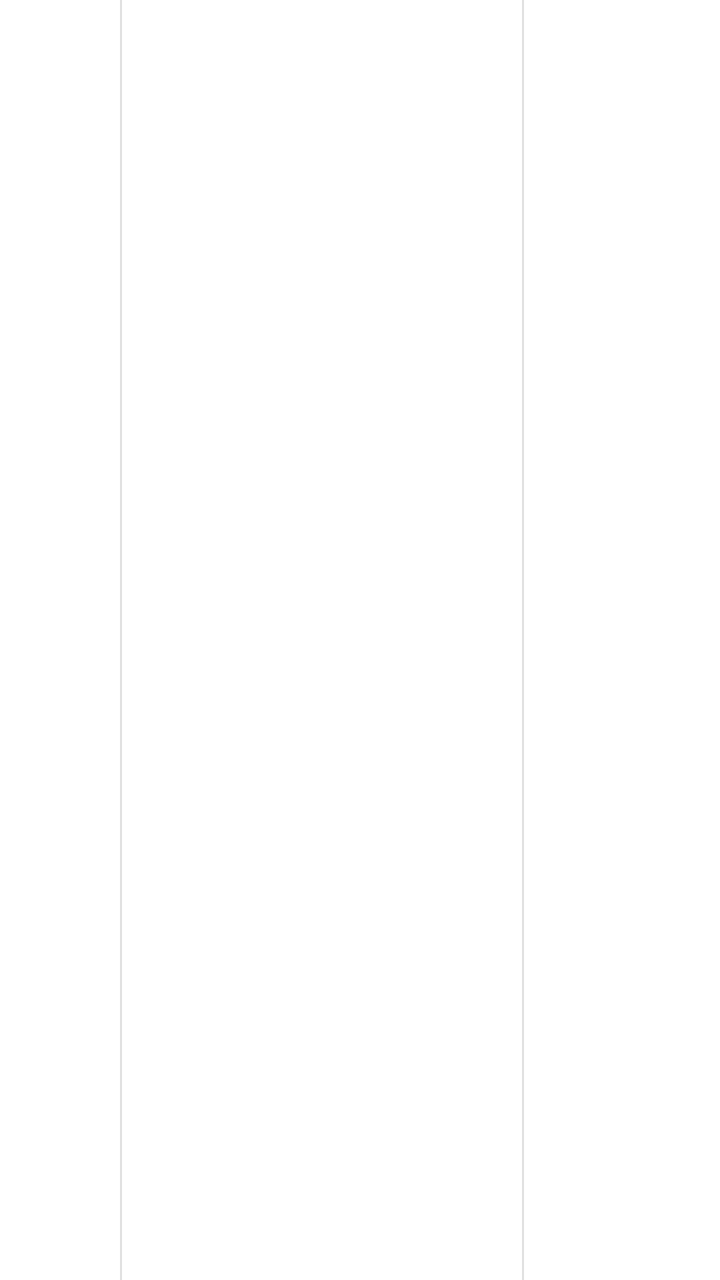
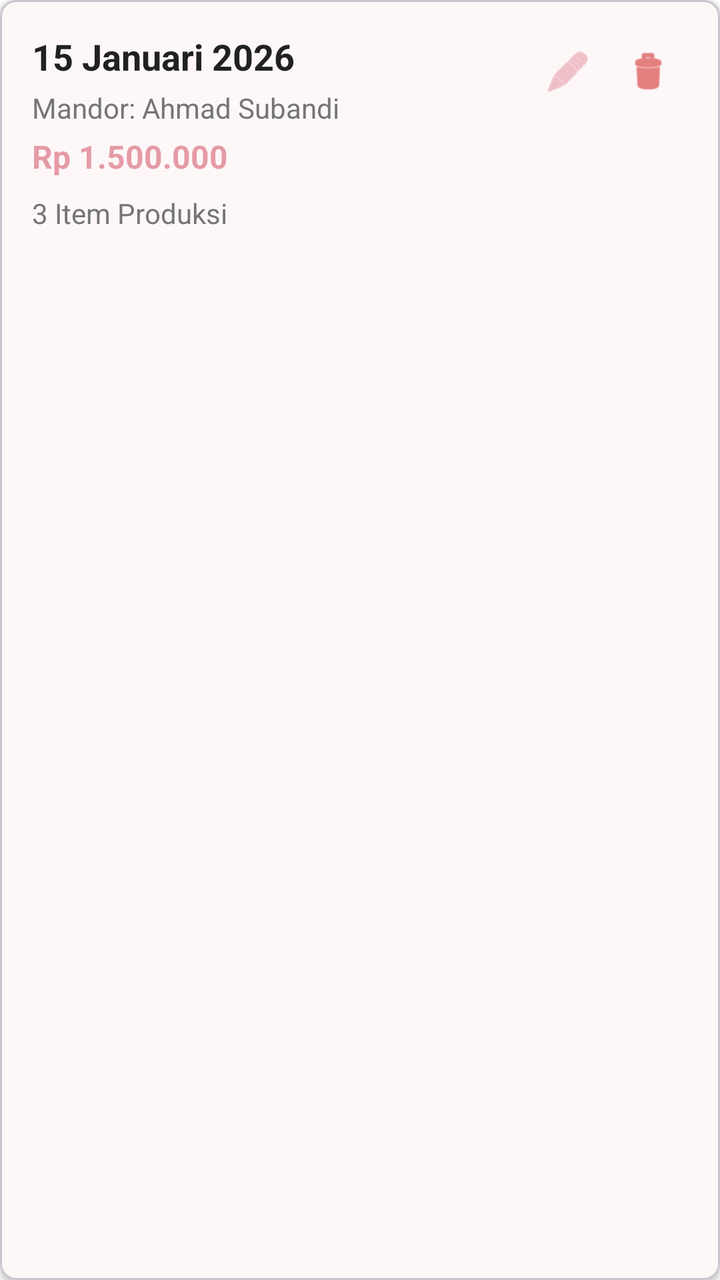

Compare the two renders of this Android layout. The source of the first and the diff that turns it into the second are given below.
<!-- AndroidManifest.xml: application theme Theme.SIMPRO -->
<!-- res/layout/item_produksi.xml -->
<?xml version="1.0" encoding="utf-8"?>
<LinearLayout
    xmlns:android="http://schemas.android.com/apk/res/android"
    android:layout_width="match_parent"
    android:layout_height="wrap_content"
    android:orientation="vertical"
    android:background="?attr/selectableItemBackground">

    
    <LinearLayout
        android:layout_width="match_parent"
        android:layout_height="wrap_content"
        android:orientation="horizontal"
        android:minHeight="56dp"
        android:gravity="center_vertical"
        android:background="#FFFFFF">

        
        <TextView
            android:id="@+id/tvNo"
            android:layout_width="60dp"
            android:layout_height="match_parent"
            android:textSize="14sp"
            android:textColor="#212121"
            android:gravity="center"
            android:paddingVertical="12dp"
            android:paddingHorizontal="8dp" />

        <View android:layout_width="1dp" android:layout_height="match_parent" android:background="#E0E0E0"/>

        
        <TextView
            android:id="@+id/tvTanggal"
            android:layout_width="200dp"
            android:layout_height="match_parent"
            android:textSize="14sp"
            android:textColor="#212121"
            android:gravity="center"
            android:paddingVertical="12dp" />

        <View android:layout_width="1dp" android:layout_height="match_parent" android:background="#E0E0E0"/>

        
        <TextView
            android:id="@+id/tvBarang"
            android:layout_width="270dp"
            android:layout_height="match_parent"
            android:textSize="14sp"
            android:textColor="#212121"
            android:gravity="center_vertical"
            android:paddingVertical="12dp"
            android:paddingStart="16dp"
            android:paddingEnd="8dp"
            android:ellipsize="end"
            android:maxLines="2" />

        <View android:layout_width="1dp" android:layout_height="match_parent" android:background="#E0E0E0"/>

        
        <TextView
            android:id="@+id/tvProduksi"
            android:layout_width="150dp"
            android:layout_height="match_parent"
            android:textSize="14sp"
            android:textColor="#212121"
            android:gravity="center"
            android:paddingVertical="12dp" />

        <View android:layout_width="1dp" android:layout_height="match_parent" android:background="#E0E0E0"/>

        
        <TextView
            android:id="@+id/tvKeluar"
            android:layout_width="150dp"
            android:layout_height="match_parent"
            android:textSize="14sp"
            android:textColor="#212121"
            android:gravity="center"
            android:paddingVertical="12dp" />

        <View android:layout_width="1dp" android:layout_height="match_parent" android:background="#E0E0E0"/>

        
        <LinearLayout
            android:layout_width="100dp"
            android:layout_height="match_parent"
            android:orientation="horizontal"
            android:gravity="center"
            android:paddingVertical="12dp"
            android:paddingHorizontal="8dp">

            <ImageButton
                android:id="@+id/btnEdit"
                android:layout_width="36dp"
                android:layout_height="36dp"
                android:src="@android:drawable/ic_menu_edit"
                android:background="?attr/selectableItemBackgroundBorderless"
                android:tint="#2196F3"
                android:scaleType="centerInside" />











        </LinearLayout>

    </LinearLayout>

    
    <View
        android:layout_width="match_parent"
        android:layout_height="1dp"
        android:background="#E0E0E0" />

</LinearLayout>
<!-- resources referenced by this layout -->
<resources>
  <style name="Theme.SIMPRO" parent="Base.Theme.SIMPRO" />
  <style name="Base.Theme.SIMPRO" parent="Theme.Material3.Light.NoActionBar">
          
          <item name="colorPrimary">#E59BA6</item>
          <item name="colorPrimaryContainer">#E59BA6</item>
          <item name="colorOnPrimary">#FFFFFF</item>
  
          
          <item name="android:statusBarColor">#E59BA6</item>
          <item name="android:windowLightStatusBar">true</item>
  
          
  
          
          <item name="android:windowBackground">#FFFFFF</item>
          <item name="colorSurface">#FFFFFF</item>
  
          
          <item name="android:textColor">#333333</item>
      </style>
</resources>

<!-- the commit's change to res/layout/item_produksi.xml (unified diff, before → after) -->
@@ -1,121 +1,97 @@
 <?xml version="1.0" encoding="utf-8"?>
-<LinearLayout
-    xmlns:android="http://schemas.android.com/apk/res/android"
+<com.google.android.material.card.MaterialCardView xmlns:android="http://schemas.android.com/apk/res/android"
+    xmlns:app="http://schemas.android.com/apk/res-auto"
     android:layout_width="match_parent"
     android:layout_height="wrap_content"
-    android:orientation="vertical"
-    android:background="?attr/selectableItemBackground">
+    android:layout_margin="4dp"
+    app:cardElevation="2dp"
+    app:cardCornerRadius="8dp">
 
-    
-    <LinearLayout
+    <androidx.constraintlayout.widget.ConstraintLayout
         android:layout_width="match_parent"
         android:layout_height="wrap_content"
-        android:orientation="horizontal"
-        android:minHeight="56dp"
-        android:gravity="center_vertical"
-        android:background="#FFFFFF">
+        android:padding="16dp">
 
-        
         <TextView
-            android:id="@+id/tvNo"
-            android:layout_width="60dp"
-            android:layout_height="match_parent"
+            android:id="@+id/tvTanggalProduksi"
+            android:layout_width="0dp"
+            android:layout_height="wrap_content"
+            android:text="15 Januari 2026"
+            android:textSize="18sp"
+            android:textStyle="bold"
+            android:textColor="#212121"
+            app:layout_constraintTop_toTopOf="parent"
+            app:layout_constraintStart_toStartOf="parent"
+            app:layout_constraintEnd_toStartOf="@id/ivEdit" />
+
+        <TextView
+            android:id="@+id/tvMandor"
+            android:layout_width="wrap_content"
+            android:layout_height="wrap_content"
+            android:text="Mandor: Ahmad Subandi"
             android:textSize="14sp"
-            android:textColor="#212121"
-            android:gravity="center"
-            android:paddingVertical="12dp"
-            android:paddingHorizontal="8dp" />
+            android:textColor="#757575"
+            android:layout_marginTop="4dp"
+            app:layout_constraintTop_toBottomOf="@id/tvTanggalProduksi"
+            app:layout_constraintStart_toStartOf="parent" />
 
-        <View android:layout_width="1dp" android:layout_height="match_parent" android:background="#E0E0E0"/>
+        <TextView
+            android:id="@+id/tvTotalBiaya"
+            android:layout_width="wrap_content"
+            android:layout_height="wrap_content"
+            android:text="Rp 1.500.000"
+            android:textSize="16sp"
+            android:textColor="#E59BA6"
+            android:textStyle="bold"
+            android:layout_marginTop="4dp"
+            app:layout_constraintTop_toBottomOf="@id/tvMandor"
+            app:layout_constraintStart_toStartOf="parent" />
 
-        
         <TextView
-            android:id="@+id/tvTanggal"
-            android:layout_width="200dp"
-            android:layout_height="match_parent"
+            android:id="@+id/tvJumlahItem"
+            android:layout_width="wrap_content"
+            android:layout_height="wrap_content"
+            android:text="3 Item Produksi"
             android:textSize="14sp"
-            android:textColor="#212121"
-            android:gravity="center"
-            android:paddingVertical="12dp" />
+            android:textColor="#757575"
+            android:layout_marginTop="8dp"
+            app:layout_constraintTop_toBottomOf="@id/tvTotalBiaya"
+            app:layout_constraintStart_toStartOf="parent" />
 
-        <View android:layout_width="1dp" android:layout_height="match_parent" android:background="#E0E0E0"/>
+        <com.google.android.material.chip.ChipGroup
+            android:id="@+id/chipGroupItems"
+            android:layout_width="0dp"
+            android:layout_height="wrap_content"
+            android:layout_marginTop="8dp"
+            app:singleLine="true"
+            app:layout_constraintTop_toBottomOf="@id/tvJumlahItem"
+            app:layout_constraintStart_toStartOf="parent"
+            app:layout_constraintEnd_toEndOf="parent" />
 
-        
-        <TextView
-            android:id="@+id/tvBarang"
-            android:layout_width="270dp"
-            android:layout_height="match_parent"
-            android:textSize="14sp"
-            android:textColor="#212121"
-            android:gravity="center_vertical"
-            android:paddingVertical="12dp"
-            android:paddingStart="16dp"
-            android:paddingEnd="8dp"
-            android:ellipsize="end"
-            android:maxLines="2" />
+        <ImageView
+            android:id="@+id/ivEdit"
+            android:layout_width="40dp"
+            android:layout_height="40dp"
+            android:src="@android:drawable/ic_menu_edit"
+            android:padding="8dp"
+            android:background="?attr/selectableItemBackgroundBorderless"
+            android:contentDescription="Edit"
+            app:tint="#E59BA6"
+            app:layout_constraintTop_toTopOf="parent"
+            app:layout_constraintEnd_toStartOf="@id/ivDelete" />
 
-        <View android:layout_width="1dp" android:layout_height="match_parent" android:background="#E0E0E0"/>
+        <ImageView
+            android:id="@+id/ivDelete"
+            android:layout_width="40dp"
+            android:layout_height="40dp"
+            android:src="@android:drawable/ic_menu_delete"
+            android:padding="8dp"
+            android:background="?attr/selectableItemBackgroundBorderless"
+            android:contentDescription="Delete"
+            app:tint="#D32F2F"
+            app:layout_constraintTop_toTopOf="parent"
+            app:layout_constraintEnd_toEndOf="parent" />
 
-        
-        <TextView
-            android:id="@+id/tvProduksi"
-            android:layout_width="150dp"
-            android:layout_height="match_parent"
-            android:textSize="14sp"
-            android:textColor="#212121"
-            android:gravity="center"
-            android:paddingVertical="12dp" />
+    </androidx.constraintlayout.widget.ConstraintLayout>
 
-        <View android:layout_width="1dp" android:layout_height="match_parent" android:background="#E0E0E0"/>
-
-        
-        <TextView
-            android:id="@+id/tvKeluar"
-            android:layout_width="150dp"
-            android:layout_height="match_parent"
-            android:textSize="14sp"
-            android:textColor="#212121"
-            android:gravity="center"
-            android:paddingVertical="12dp" />
-
-        <View android:layout_width="1dp" android:layout_height="match_parent" android:background="#E0E0E0"/>
-
-        
-        <LinearLayout
-            android:layout_width="100dp"
-            android:layout_height="match_parent"
-            android:orientation="horizontal"
-            android:gravity="center"
-            android:paddingVertical="12dp"
-            android:paddingHorizontal="8dp">
-
-            <ImageButton
-                android:id="@+id/btnEdit"
-                android:layout_width="36dp"
-                android:layout_height="36dp"
-                android:src="@android:drawable/ic_menu_edit"
-                android:background="?attr/selectableItemBackgroundBorderless"
-                android:tint="#2196F3"
-                android:scaleType="centerInside" />
-
-
-
-
-
-
-
-
-
-
-
-        </LinearLayout>
-
-    </LinearLayout>
-
-    
-    <View
-        android:layout_width="match_parent"
-        android:layout_height="1dp"
-        android:background="#E0E0E0" />
-
-</LinearLayout>
+</com.google.android.material.card.MaterialCardView>
